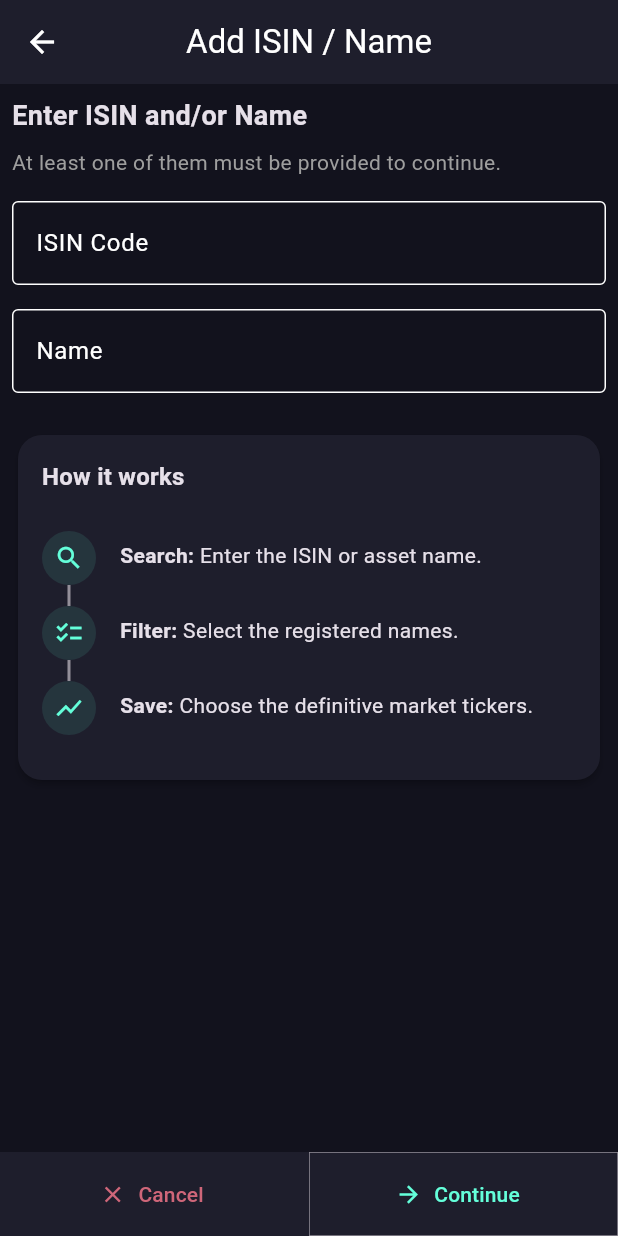
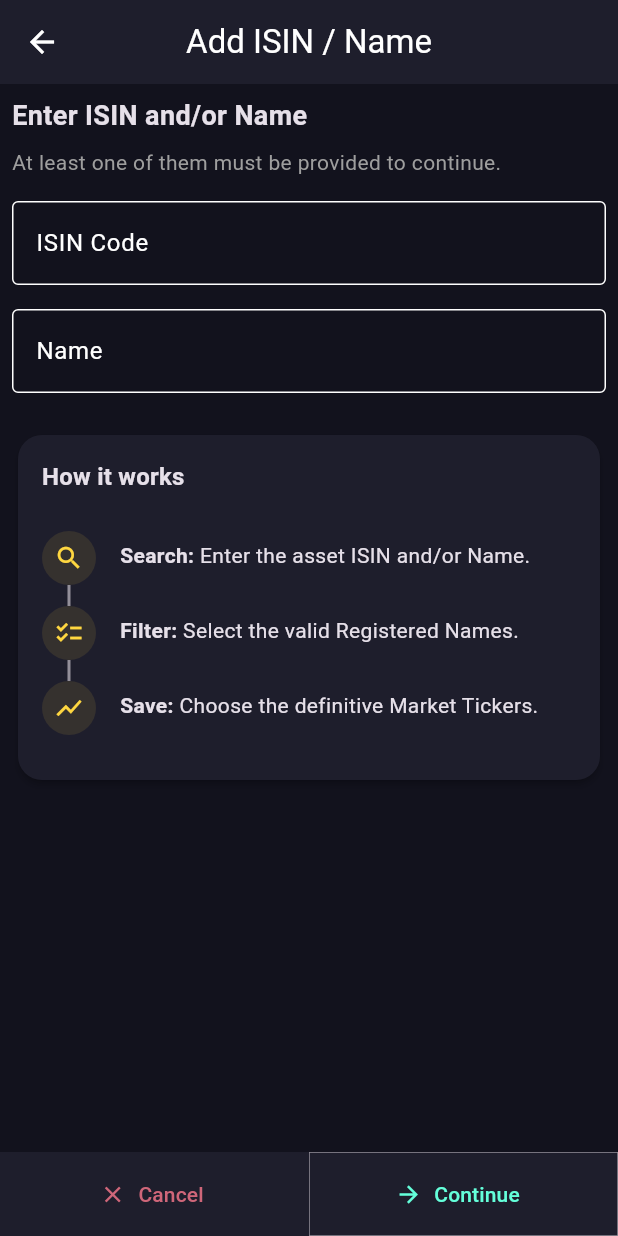
Before and after one commit to garrese/pocket-isins, a Flutter app: the IsinStepScreen screen opened directly, on a phone screen of 412 x 824 dp. Run offline on Flutter 3.47's test engine with Material 3 defaults, Android fonts, the phone set to English and light mode, and no system bars; our stand-ins replace dio, drift, file_picker, fl_chart, flutter_markdown_plus, flutter_riverpod and 7 more; missing offline and left inert: sqlite3; accounts and stored records are empty; generated files the repository leaves out were written again.

Commit message:
refactor: update text and color in the IsinStepScreen guide
- Updated the icon colors to use the theme's secondary color (amber/yellow) instead of primary (turquoise).
- Updated the English text on the three guide steps exactly as requested by the user.

Co-authored-by: garrese <49403460+garrese@users.noreply.github.com>

```diff
--- a/lib/features/portfolio/presentation/screens/isin_step_screen.dart
+++ b/lib/features/portfolio/presentation/screens/isin_step_screen.dart
@@ -135,19 +135,19 @@ class _IsinStepScreenState extends State<IsinStepScreen> {
                 _buildStep(
                   icon: Icons.search,
                   title: 'Search',
-                  description: 'Enter the ISIN or asset name.',
+                  description: 'Enter the asset ISIN and/or Name.',
                   isLast: false,
                 ),
                 _buildStep(
                   icon: Icons.checklist,
                   title: 'Filter',
-                  description: 'Select the registered names.',
+                  description: 'Select the valid Registered Names.',
                   isLast: false,
                 ),
                 _buildStep(
                   icon: Icons.show_chart,
                   title: 'Save',
-                  description: 'Choose the definitive market tickers.',
+                  description: 'Choose the definitive Market Tickers.',
                   isLast: true,
                 ),
               ],
@@ -173,13 +173,13 @@ class _IsinStepScreenState extends State<IsinStepScreen> {
               Container(
                 padding: const EdgeInsets.all(8),
                 decoration: BoxDecoration(
-                  color: Theme.of(context).colorScheme.primary.withValues(alpha: 0.1),
+                  color: Theme.of(context).colorScheme.secondary.withValues(alpha: 0.1),
                   shape: BoxShape.circle,
                 ),
                 child: Icon(
                   icon,
                   size: 20,
-                  color: Theme.of(context).colorScheme.primary,
+                  color: Theme.of(context).colorScheme.secondary,
                 ),
               ),
               if (!isLast)
```
